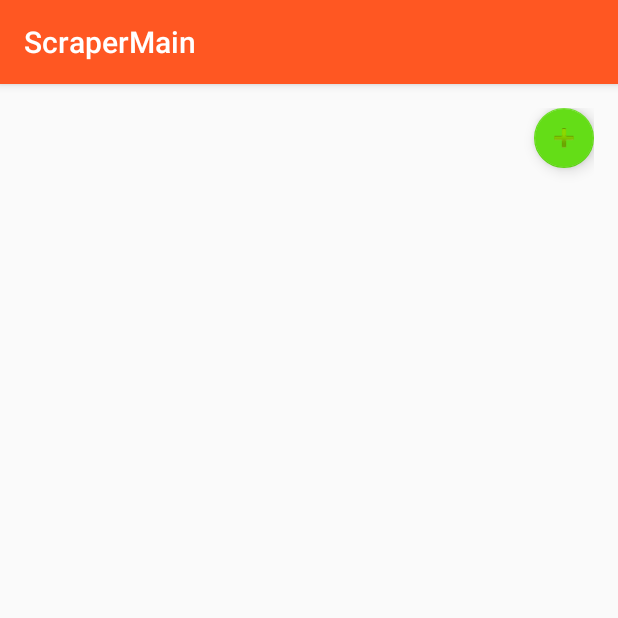
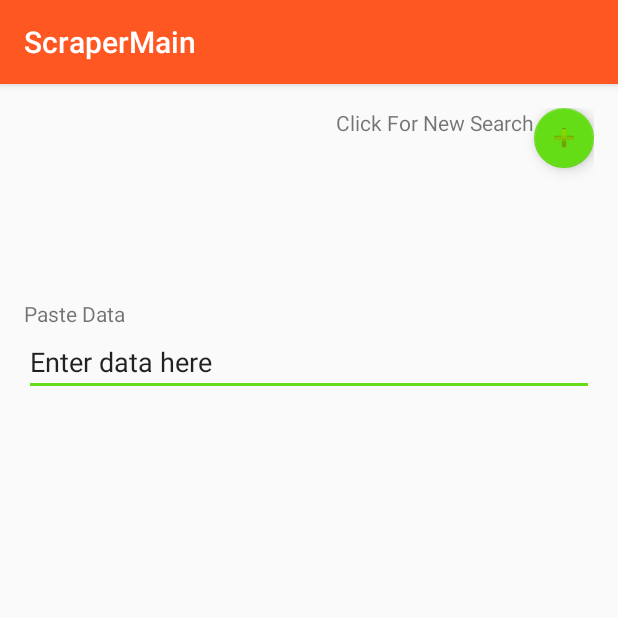
Before and after one commit to Nelson-Brady/ScraperMain246, an Android app: the screen it shows after launch (MainActivity), on a phone screen of 412 x 824 dp, the top half of it. Run offline under Robolectric (Android 15) with nearby library versions, the phone set to English and light mode, and no system bars.

Commit message:
First Page

```diff
--- a/app/src/main/res/layout/activity_main.xml
+++ b/app/src/main/res/layout/activity_main.xml
@@ -23,10 +23,32 @@
         android:onClick="newCode"
         />
 
-    <ListView
-        android:layout_width="match_parent"
-        android:layout_height="match_parent"
+    <TextView
+        android:id="@+id/textView"
+        android:layout_width="wrap_content"
+        android:layout_height="wrap_content"
+        android:layout_alignParentTop="true"
+        android:layout_toStartOf="@+id/floatingActionButton"
+        android:text="@string/new_String" />
+
+    <TextView
+        android:id="@+id/textView2"
+        android:layout_width="wrap_content"
+        android:layout_height="wrap_content"
         android:layout_alignParentStart="true"
-        android:layout_below="@+id/floatingActionButton" />
+        android:layout_below="@+id/floatingActionButton"
+        android:layout_marginTop="87dp"
+        android:text="@string/paste_Data" />
+
+    <EditText
+        android:id="@+id/editText7"
+        android:layout_width="wrap_content"
+        android:layout_height="wrap_content"
+        android:layout_alignParentStart="true"
+        android:layout_below="@+id/textView2"
+        android:ems="10"
+        android:inputType="textPersonName"
+        android:text="@string/enter_Data"
+        android:layout_alignParentEnd="true" />
 
 </RelativeLayout>
--- a/app/src/main/res/values/strings.xml
+++ b/app/src/main/res/values/strings.xml
@@ -5,4 +5,7 @@
     <string name="Since_Time">Since Time</string>
     <string name="input_activity">New Input</string>
     <string name="channel">Channel</string>
+    <string name="new_String">Click For New Search</string>
+    <string name="paste_Data">Paste Data</string>
+    <string name="enter_Data">Enter data here</string>
 </resources>
--- a/build.gradle
+++ b/build.gradle
@@ -5,7 +5,7 @@ buildscript {
         jcenter()
     }
     dependencies {
-        classpath 'com.android.tools.build:gradle:2.2.3'
+        classpath 'com.android.tools.build:gradle:2.3.0'
         // NOTE: Do not place your application dependencies here; they belong
         // in the individual module build.gradle files
     }
```
Also changed, not shown: gradle/wrapper/gradle-wrapper.properties.
